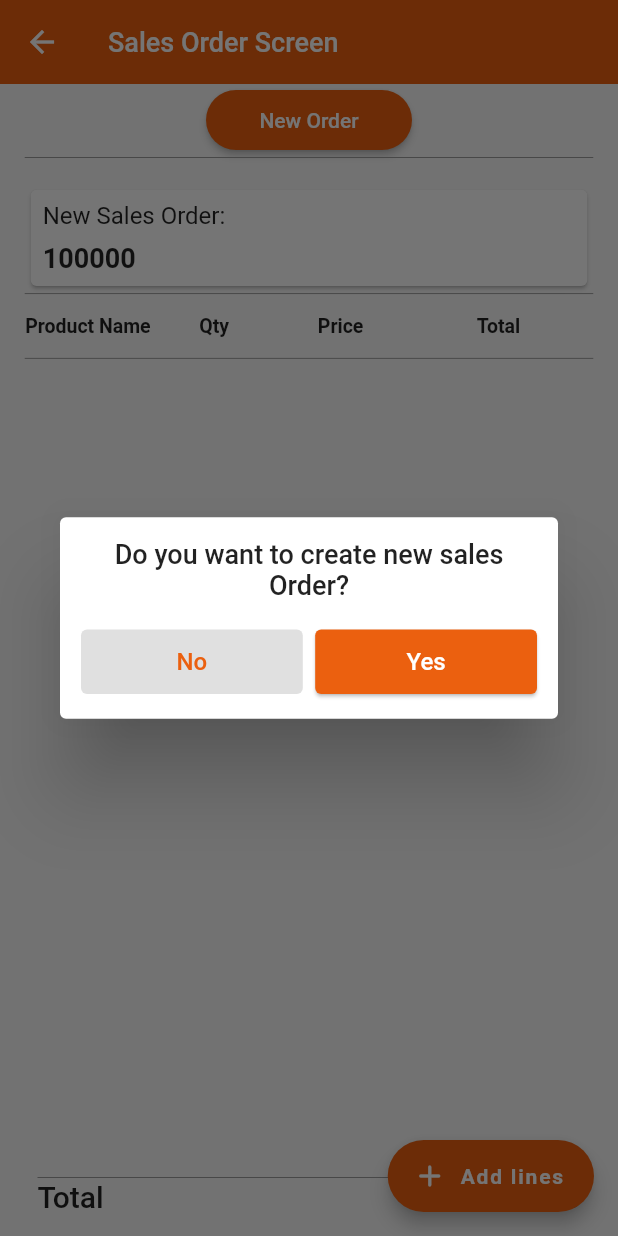
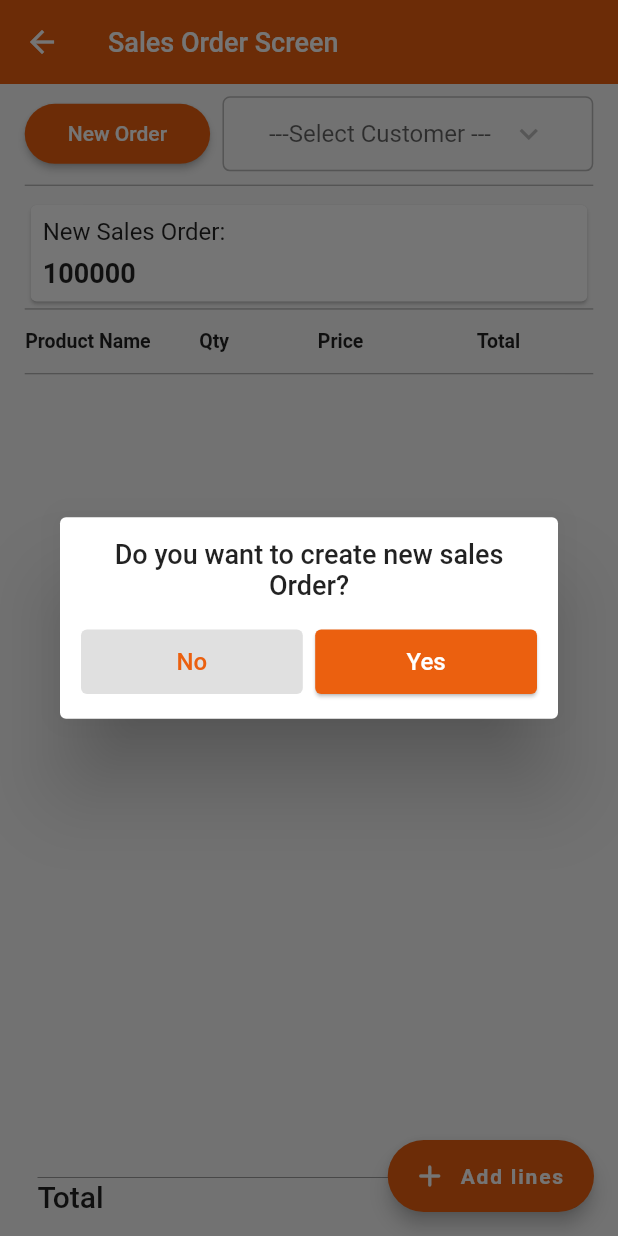
Before and after one commit to aryalkeshab/hamrokhata, a Flutter app: the SalesOrderScreen screen opened by its route, after a tap on "New Order", on a phone screen of 412 x 824 dp. Run offline on Flutter 3.47's test engine with Material 2 defaults, Android fonts, the phone set to English and light mode, and no system bars; our stand-ins replace cached_network_image, dio, equatable, flutter_hooks, flutter_secure_storage, fluttertoast and 6 more; missing offline and left inert: barcode_scan2, draggable_fab; accounts and stored records are empty; network calls fail.

Commit message:
customer list

```diff
--- a/lib/Screens/purchase_order/purchase_repository.dart
+++ b/lib/Screens/purchase_order/purchase_repository.dart
@@ -23,7 +23,6 @@ class PurchaseRepositoryImpl extends PurchaseRepository {
       try {
         final result = await purchaseOrderRemoteDataSource.getVendorsList();
         print(result);
-        // final vendorList = result[0].map<VendorList>(VendorList).toList();
         final vendorList =
             result.map<VendorList>((e) => VendorList.fromJson(e)).toList();
         print(vendorList);
--- a/lib/Screens/sales_order/sales_order_controller.dart
+++ b/lib/Screens/sales_order/sales_order_controller.dart
@@ -1,7 +1,36 @@
+import 'package:get/get.dart';
 import 'package:get/get_state_manager/get_state_manager.dart';
+import 'package:hamrokhata/Screens/sales_order/sales_order_repository.dart';
+import 'package:hamrokhata/commons/api/api_result.dart';
+import 'package:hamrokhata/models/customer_model.dart';
 
-class SalesOrderController extends GetxController{
+class SalesOrderController extends GetxController {
+  List<CustomerModel> customerApiResult = [];
 
+  List<String> customerList = [];
 
+  ApiResponse _customerListResponse = ApiResponse();
 
+  set customerlistResponse(ApiResponse response) {
+    _customerListResponse = response;
+    update();
+  }
+
+  ApiResponse get customerlistResponse => _customerListResponse;
+
+  getcustomerList() async {
+    customerlistResponse =
+        await Get.find<SalesOrderRepository>().getCustomerList();
+    customerList = [];
+    if (customerlistResponse.hasData) {
+      customerApiResult = await customerlistResponse.data;
+
+      for (int i = 0; i < customerApiResult.length; i++) {
+        customerList.add(customerApiResult[i].name!);
+        update();
+      }
+    }
+
+    update();
+  }
 }
--- /dev/null
+++ b/lib/Screens/sales_order/sales_order_di.dart
@@ -0,0 +1,20 @@
+import 'package:get/get.dart';
+import 'package:hamrokhata/Screens/sales_order/sales_order_controller.dart';
+import 'package:hamrokhata/Screens/sales_order/sales_order_remote_data_source.dart';
+import 'package:hamrokhata/Screens/sales_order/sales_order_repository.dart';
+
+import 'package:hamrokhata/commons/api/api_client.dart';
+import 'package:hamrokhata/commons/api/network_info.dart';
+
+class SalesOrderBinding extends Bindings {
+  @override
+  void dependencies() {
+    Get
+      ..put<SalesOrderRemoteDataSource>(
+          SalesOrderRemoteDataSourceImpl(apiClient: Get.find<ApiClient>()))
+      ..put<SalesOrderRepository>(SalesOrderRepositoryImpl(
+          networkInfo: Get.find<NetworkInfo>(),
+          salesOrderRemoteDataSource: Get.find<SalesOrderRemoteDataSource>()))
+      ..put(SalesOrderController());
+  }
+}
--- /dev/null
+++ b/lib/Screens/sales_order/sales_order_remote_data_source.dart
@@ -0,0 +1,15 @@
+import 'package:hamrokhata/commons/api/api_client.dart';
+import 'package:hamrokhata/commons/api/api_constant.dart';
+
+abstract class SalesOrderRemoteDataSource {
+  Future<dynamic> getCustomerList();
+}
+
+class SalesOrderRemoteDataSourceImpl extends SalesOrderRemoteDataSource {
+  final ApiClient apiClient;
+  SalesOrderRemoteDataSourceImpl({required this.apiClient});
+  @override
+  getCustomerList() {
+    return apiClient.get(APIPathHelper.salesOrderAPIs(APIPath.customerList));
+  }
+}
--- /dev/null
+++ b/lib/Screens/sales_order/sales_order_repository.dart
@@ -0,0 +1,38 @@
+import 'package:hamrokhata/Screens/sales_order/sales_order_remote_data_source.dart';
+import 'package:hamrokhata/commons/api/api_result.dart';
+import 'package:hamrokhata/commons/api/network_exception.dart';
+import 'package:hamrokhata/commons/api/network_info.dart';
+import 'package:hamrokhata/models/customer_model.dart';
+import 'package:hamrokhata/models/vendor_list.dart';
+
+abstract class SalesOrderRepository {
+  Future<ApiResponse> getCustomerList();
+}
+
+class SalesOrderRepositoryImpl extends SalesOrderRepository {
+  final NetworkInfo networkInfo;
+  final SalesOrderRemoteDataSource salesOrderRemoteDataSource;
+
+  SalesOrderRepositoryImpl({
+    required this.networkInfo,
+    required this.salesOrderRemoteDataSource,
+  });
+
+  @override
+  Future<ApiResponse> getCustomerList() async {
+    if (await networkInfo.isConnected) {
+      try {
+        final result = await salesOrderRemoteDataSource.getCustomerList();
+        print(result);
+        final vendorList = result
+            .map<CustomerModel>((e) => CustomerModel.fromJson(e))
+            .toList();
+
+        return ApiResponse(data: vendorList);
+      } catch (e) {
+        return ApiResponse(error: NetworkException.getException(e));
+      }
+    }
+    return ApiResponse(error: NetworkException.noInternetConnection());
+  }
+}
--- a/lib/Screens/sales_order/sales_order_screen.dart
+++ b/lib/Screens/sales_order/sales_order_screen.dart
@@ -2,6 +2,7 @@ import 'package:draggable_fab/draggable_fab.dart';
 import 'package:flutter/cupertino.dart';
 import 'package:flutter/material.dart';
 import 'package:flutter_hooks/flutter_hooks.dart';
+import 'package:get/get.dart';
 import 'package:get/get_state_manager/get_state_manager.dart';
 import 'package:hamrokhata/Screens/sales_order/sales_order_controller.dart';
 import 'package:hamrokhata/commons/utils/custom_validators.dart';
@@ -26,6 +27,7 @@ class _SalesOrderScreenState extends State<SalesOrderScreen> {
   String? qty;
   String? price;
   String? productName;
+  String? dropDownvalue;
   double netTotal = 0.00;
 
   bool isSelectedFromUpdate = false;
@@ -34,13 +36,19 @@ class _SalesOrderScreenState extends State<SalesOrderScreen> {
   TextEditingController priceController = TextEditingController();
   TextEditingController qtyController = TextEditingController();
 
+  List<SalesOrderModel> salesList = [];
+
   incrementCounter() {
     setState(() {
       count++;
     });
   }
 
-  List<SalesOrderModel> salesList = [];
+  @override
+  void initState() {
+    Get.put(SalesOrderController()).getcustomerList();
+    super.initState();
+  }
 
   @override
   Widget build(BuildContext context) {
@@ -50,20 +58,27 @@ class _SalesOrderScreenState extends State<SalesOrderScreen> {
           title: const Text('Sales Order Screen'),
         ),
         body: BaseWidget(builder: (context, config, theme) {
-          print(count);
-
+          return GetBuilder<SalesOrderController>(builder: (controller) {
+            List<String> customerList =
+                Get.find<SalesOrderController>().customerList;
             return Container(
               padding: EdgeInsets.symmetric(
                   horizontal: config.appVerticalPaddingMedium()),
               child: Column(children: [
-              SizedBox(
+                config.verticalSpaceSmall(),
+                Row(
+                  children: [
+                    Expanded(
+                      flex: 1,
+                      child: SizedBox(
                         width: MediaQuery.of(context).size.width / 3,
                         child: PrimaryButton(
                             label: 'New Order',
                             onPressed: () {
                               dialogWithCustomChildAndTwoButton(
                                   context: context,
-                          title: 'Do you want to create new sales Order?',
+                                  title:
+                                      'Do you want to create new sales Order?',
                                   acceptFun: () {
                                     setState(() {
                                       incrementCounter();
@@ -77,13 +92,50 @@ class _SalesOrderScreenState extends State<SalesOrderScreen> {
                                   });
                             }),
                       ),
+                    ),
+                    config.horizontalSpaceSmall(),
+                    Expanded(
+                      flex: 2,
+                      child: Container(
+                        padding: const EdgeInsets.symmetric(horizontal: 30),
+                        decoration: BoxDecoration(
+                          borderRadius: BorderRadius.circular(5.0),
+                          border: Border.all(color: Colors.black26),
+                        ),
+                        child: DropdownButtonHideUnderline(
+                          child: DropdownButton(
+                            hint: const Text('---Select Customer ---'),
+                            value: dropDownvalue,
+                            icon: const Icon(Icons.keyboard_arrow_down),
+                            items: customerList.map((String vendorList) {
+                              return DropdownMenuItem(
+                                value: vendorList,
+                                child: Text(vendorList),
+                              );
+                            }).toList(),
+                            onChanged: (value) {
+                              setState(() {
+                                dropDownvalue = value;
+                              });
+                            },
+                          ),
+                        ),
+                      ),
+                    )
+                  ],
+                ),
+                config.verticalSpaceSmall(),
                 const Divider(
                   height: 2,
                 ),
-              config.verticalSpaceMedium(),
+                config.verticalSpaceSmall(),
                 Card(
                   child: Padding(
                     padding: const EdgeInsets.all(8.0),
+                    child: Row(
+                      children: [
+                        Expanded(
+                          flex: 1,
                           child: Column(
                             children: [
                               const Align(
@@ -103,7 +155,11 @@ class _SalesOrderScreenState extends State<SalesOrderScreen> {
                                   count.toString(),
                                   textAlign: TextAlign.left,
                                   style: const TextStyle(
-                              fontSize: 18, fontWeight: FontWeight.bold),
+                                      fontSize: 18,
+                                      fontWeight: FontWeight.bold),
+                                ),
+                              ),
+                            ],
                           ),
                         ),
                       ],
@@ -243,6 +299,7 @@ class _SalesOrderScreenState extends State<SalesOrderScreen> {
                 ),
               ]),
             );
+          });
         }),
         floatingActionButton: DraggableFab(
           child: BaseWidget(builder: (context, config, theme) {
--- a/lib/commons/api/api_constant.dart
+++ b/lib/commons/api/api_constant.dart
@@ -3,6 +3,7 @@ enum APIPath {
   allProducts,
 
   vendorList,
+  customerList
 }
 
 class APIPathHelper {
@@ -24,4 +25,21 @@ class APIPathHelper {
         return "";
     }
   }
+
+  static String salesOrderAPIs(
+    APIPath path, {
+    String? keyword,
+    String? id,
+  }) {
+    switch (path) {
+      case APIPath.customerList:
+        return "/customer";
+
+      case APIPath.allProducts:
+        return "/rest/V1/custom/products";
+
+      default:
+        return "";
+    }
+  }
 }
--- a/lib/commons/routes/app_pages.dart
+++ b/lib/commons/routes/app_pages.dart
@@ -5,6 +5,7 @@ import 'package:hamrokhata/Screens/dashboard/dashboard.dart';
 import 'package:hamrokhata/Screens/product_detail/product_details.dart';
 import 'package:hamrokhata/Screens/purchase_order/purchase_di.dart';
 import 'package:hamrokhata/Screens/purchase_order/purchase_order_screen.dart';
+import 'package:hamrokhata/Screens/sales_order/sales_order_di.dart';
 import 'package:hamrokhata/Screens/sales_order/sales_order_screen.dart';
 import 'package:hamrokhata/Screens/sales_order_list/sales_order_list.dart';
 import 'package:hamrokhata/Screens/splash/splash_screen.dart';
@@ -45,6 +46,7 @@ class AppPages {
     GetPage(
       name: _Paths.salesOrder,
       page: SalesOrderScreen.new,
+      binding: SalesOrderBinding(),
     ),
     GetPage(
       name: _Paths.productDetails,
--- /dev/null
+++ b/lib/models/customer_model.dart
@@ -0,0 +1,36 @@
+class CustomerModel {
+  int? id;
+  String? name;
+  int? phone;
+  String? email;
+  String? createdAt;
+  String? updatedAt;
+
+  CustomerModel(
+      {this.id,
+      this.name,
+      this.phone,
+      this.email,
+      this.createdAt,
+      this.updatedAt});
+
+  CustomerModel.fromJson(Map<String, dynamic> json) {
+    id = json['id'];
+    name = json['name'];
+    phone = json['phone'];
+    email = json['email'];
+    createdAt = json['created_at'];
+    updatedAt = json['updated_at'];
+  }
+
+  Map<String, dynamic> toJson() {
+    final Map<String, dynamic> data = new Map<String, dynamic>();
+    data['id'] = this.id;
+    data['name'] = this.name;
+    data['phone'] = this.phone;
+    data['email'] = this.email;
+    data['created_at'] = this.createdAt;
+    data['updated_at'] = this.updatedAt;
+    return data;
+  }
+}
```
Also changed, not shown: lib/Screens/purchase_order/purchase_order_controller.dart (+19 -13 lines), lib/Screens/purchase_order/purchase_order_screen.dart (+13 -23 lines). Lines whose indentation alone changed are shown as unchanged.
